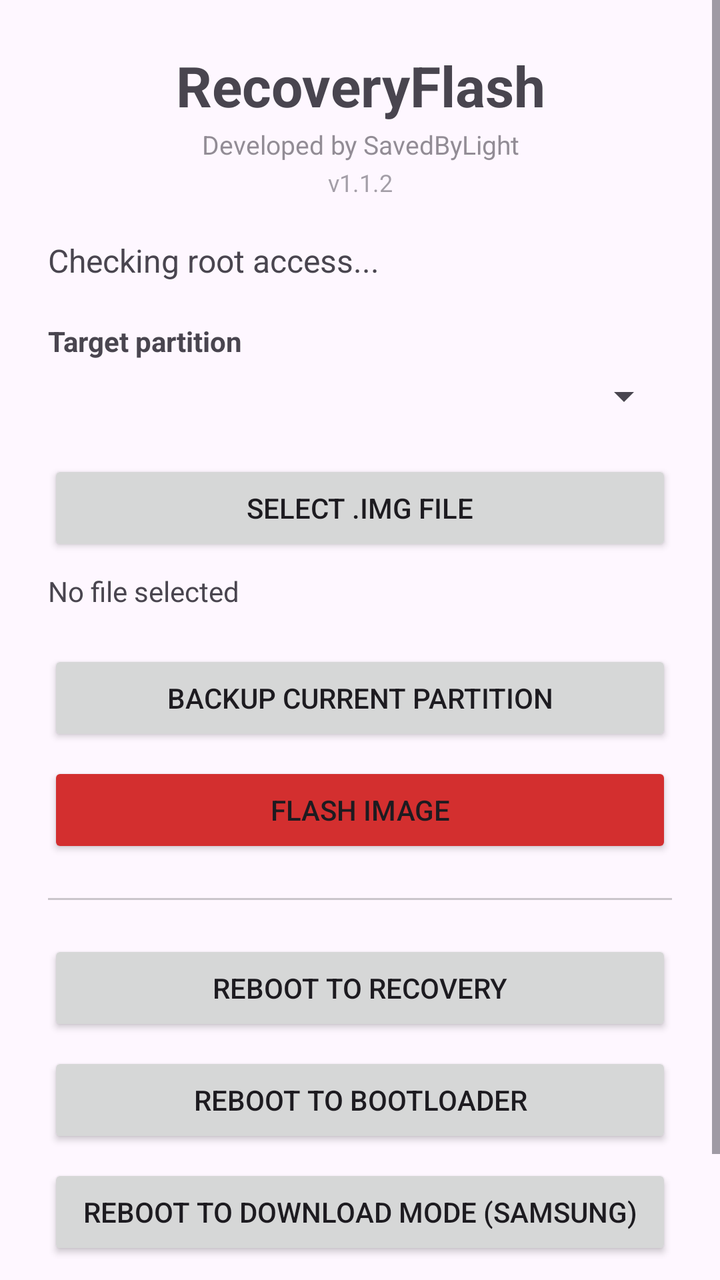
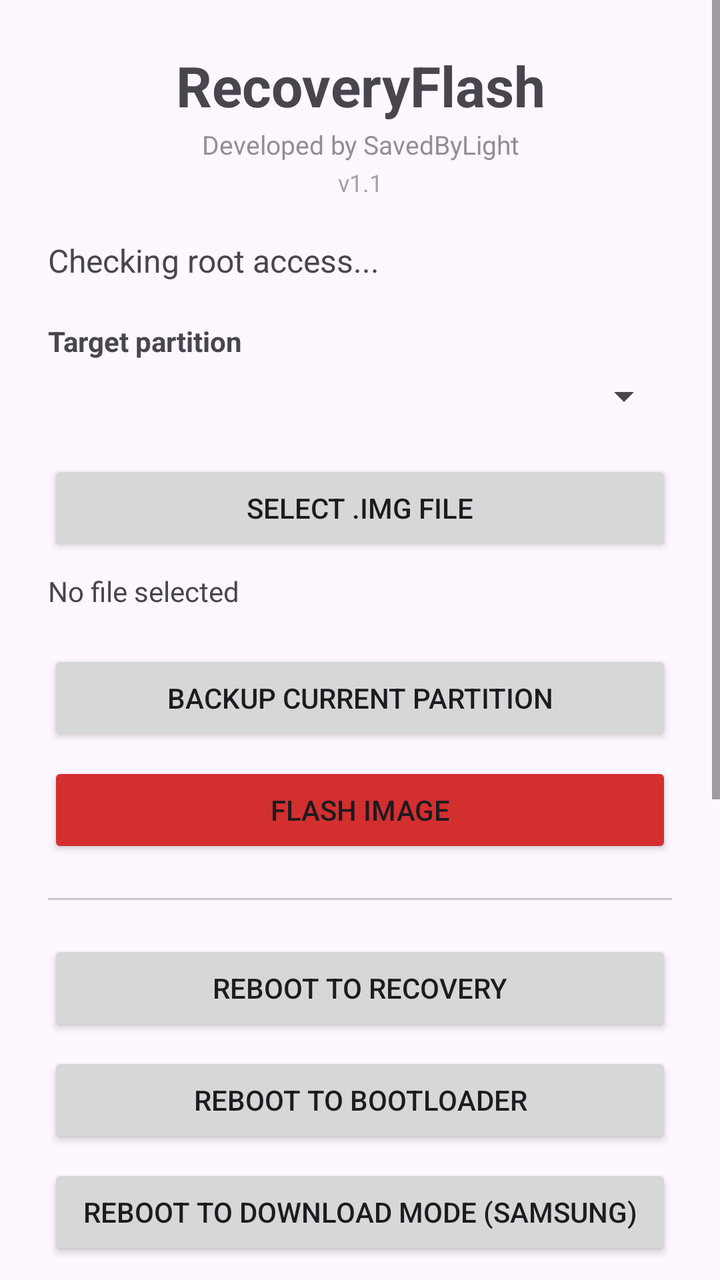

Two renders of the same Android screen: before a commit and after it. Below are the layout's source before the change and the commit's diff.
<!-- AndroidManifest.xml: application theme Theme.RecoveryFlash -->
<!-- res/layout/activity_main.xml -->
<?xml version="1.0" encoding="utf-8"?>
<ScrollView xmlns:android="http://schemas.android.com/apk/res/android"
    android:layout_width="match_parent"
    android:layout_height="match_parent">

    <LinearLayout
        android:layout_width="match_parent"
        android:layout_height="wrap_content"
        android:orientation="vertical"
        android:padding="24dp">

        <TextView
            android:id="@+id/appTitleText"
            android:layout_width="match_parent"
            android:layout_height="wrap_content"
            android:text="RecoveryFlash"
            android:textSize="28sp"
            android:textStyle="bold"
            android:gravity="center"
            android:layout_marginBottom="2dp" />

        <TextView
            android:id="@+id/appCreditText"
            android:layout_width="match_parent"
            android:layout_height="wrap_content"
            android:text="Developed by SavedByLight"
            android:textSize="13sp"
            android:alpha="0.6"
            android:gravity="center"
            android:layout_marginBottom="2dp" />

        <TextView
            android:id="@+id/appVersionText"
            android:layout_width="match_parent"
            android:layout_height="wrap_content"
            android:text="v1.1.2"
            android:textSize="12sp"
            android:alpha="0.5"
            android:gravity="center"
            android:layout_marginBottom="20dp" />

        <TextView
            android:id="@+id/statusText"
            android:layout_width="match_parent"
            android:layout_height="wrap_content"
            android:textSize="16sp"
            android:layout_marginBottom="20dp"
            android:text="Checking root access..." />

        <TextView
            android:layout_width="wrap_content"
            android:layout_height="wrap_content"
            android:text="Target partition"
            android:textStyle="bold"
            android:layout_marginBottom="6dp" />

        <Spinner
            android:id="@+id/partitionSpinner"
            android:layout_width="match_parent"
            android:layout_height="wrap_content"
            android:layout_marginBottom="20dp" />

        <Button
            android:id="@+id/btnPickImage"
            android:layout_width="match_parent"
            android:layout_height="wrap_content"
            android:layout_marginBottom="8dp"
            android:text="Select .img File" />

        <TextView
            android:id="@+id/selectedFileText"
            android:layout_width="match_parent"
            android:layout_height="wrap_content"
            android:text="No file selected"
            android:layout_marginBottom="20dp" />

        <Button
            android:id="@+id/btnBackupFirst"
            android:layout_width="match_parent"
            android:layout_height="wrap_content"
            android:layout_marginBottom="8dp"
            android:text="Backup Current Partition" />

        <Button
            android:id="@+id/btnFlash"
            android:layout_width="match_parent"
            android:layout_height="wrap_content"
            android:backgroundTint="@color/danger"
            android:layout_marginBottom="20dp"
            android:text="Flash Image" />

        <View
            android:layout_width="match_parent"
            android:layout_height="1dp"
            android:background="#33000000"
            android:layout_marginBottom="20dp" />

        <Button
            android:id="@+id/btnRebootRecovery"
            android:layout_width="match_parent"
            android:layout_height="wrap_content"
            android:layout_marginBottom="8dp"
            android:text="Reboot to Recovery" />

        <Button
            android:id="@+id/btnRebootBootloader"
            android:layout_width="match_parent"
            android:layout_height="wrap_content"
            android:layout_marginBottom="8dp"
            android:text="Reboot to Bootloader" />

        <Button
            android:id="@+id/btnRebootDownload"
            android:layout_width="match_parent"
            android:layout_height="wrap_content"
            android:layout_marginBottom="8dp"
            android:text="Reboot to Download Mode (Samsung)" />

        <Button
            android:id="@+id/btnDeviceInfo"
            android:layout_width="match_parent"
            android:layout_height="wrap_content"
            android:text="Show Device Info" />

    </LinearLayout>
</ScrollView>
<!-- resources referenced by this layout -->
<resources>
  <color name="danger">#D32F2F</color>
  <style name="Theme.RecoveryFlash" parent="Theme.Material3.DayNight.NoActionBar">
          <item name="colorPrimary">@color/primary</item>
      </style>
  <color name="primary">#1565C0</color>
</resources>

<!-- the commit's change to res/layout/activity_main.xml (unified diff, before → after) -->
@@ -33,7 +33,7 @@
             android:id="@+id/appVersionText"
             android:layout_width="match_parent"
             android:layout_height="wrap_content"
-            android:text="v1.1.2"
+            android:text="v1.1"
             android:textSize="12sp"
             android:alpha="0.5"
             android:gravity="center"
@@ -122,5 +122,62 @@
             android:layout_height="wrap_content"
             android:text="Show Device Info" />
 
+        <View
+            android:layout_width="match_parent"
+            android:layout_height="1dp"
+            android:background="#33000000"
+            android:layout_marginTop="20dp"
+            android:layout_marginBottom="20dp" />
+
+        <LinearLayout
+            android:layout_width="match_parent"
+            android:layout_height="wrap_content"
+            android:orientation="horizontal"
+            android:gravity="center_vertical"
+            android:layout_marginBottom="6dp">
+
+            <TextView
+                android:layout_width="0dp"
+                android:layout_height="wrap_content"
+                android:layout_weight="1"
+                android:text="Progress Log"
+                android:textStyle="bold" />
+
+            <Button
+                android:id="@+id/btnCopyLog"
+                style="?android:attr/buttonStyleSmall"
+                android:layout_width="wrap_content"
+                android:layout_height="wrap_content"
+                android:minWidth="0dp"
+                android:paddingStart="12dp"
+                android:paddingEnd="12dp"
+                android:text="Copy" />
+
+            <Button
+                android:id="@+id/btnClearLog"
+                style="?android:attr/buttonStyleSmall"
+                android:layout_width="wrap_content"
+                android:layout_height="wrap_content"
+                android:minWidth="0dp"
+                android:paddingStart="12dp"
+                android:paddingEnd="12dp"
+                android:layout_marginStart="4dp"
+                android:text="Clear" />
+
+        </LinearLayout>
+
+        <TextView
+            android:id="@+id/logText"
+            android:layout_width="match_parent"
+            android:layout_height="220dp"
+            android:background="#1A1A1A"
+            android:textColor="#66FF66"
+            android:typeface="monospace"
+            android:textSize="11sp"
+            android:padding="8dp"
+            android:scrollbars="vertical"
+            android:fadeScrollbars="false"
+            android:text="No activity yet." />
+
     </LinearLayout>
 </ScrollView>
